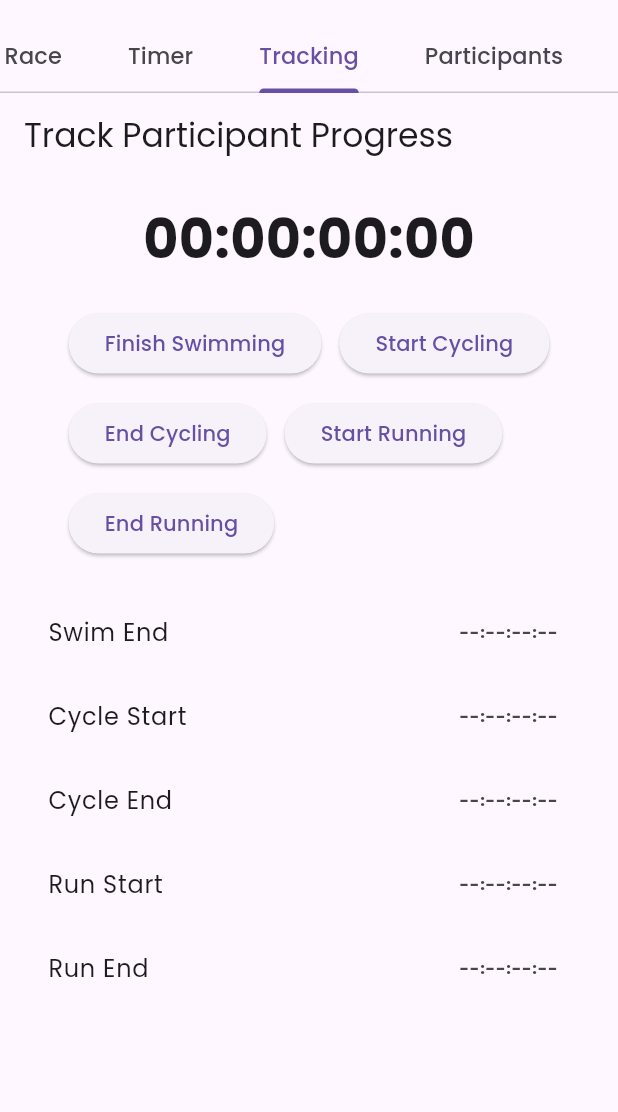
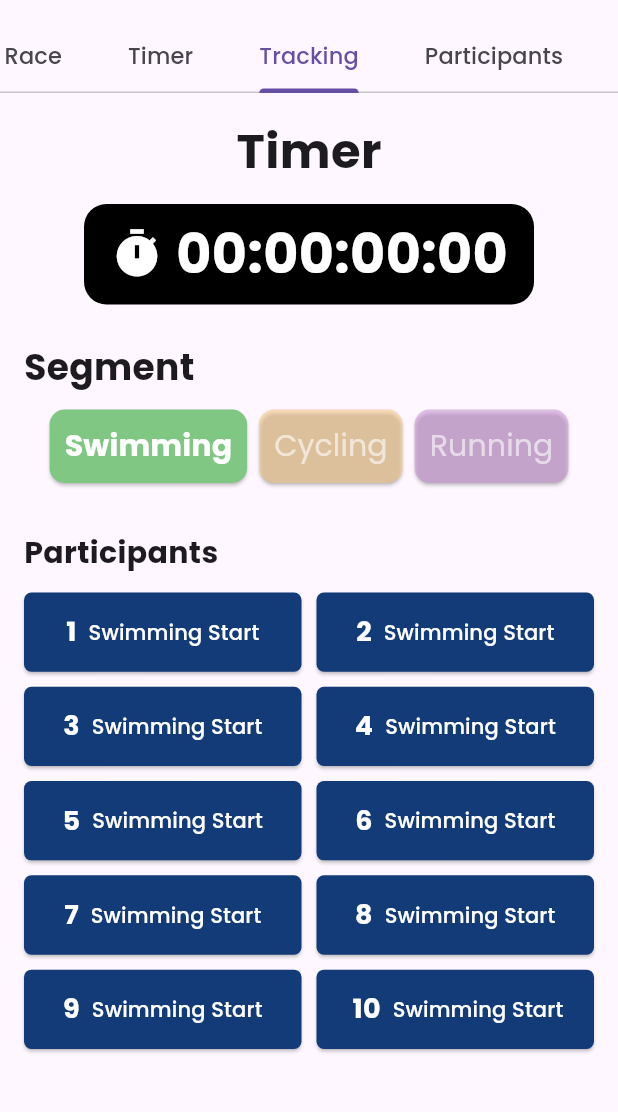
Before and after one commit to nangdypanhar/flutter-project, a Flutter app: the screen it shows after launch, tab 3 chosen, on a phone screen of 412 x 824 dp, the part 63-1175 px from its top. Run offline on Flutter 3.47's test engine with Material 3 defaults, Android fonts, the phone set to English and light mode, and no system bars.

Commit message:
tracker list screen is finished

```diff
--- a/lib/widgets/time_tracker_screen.dart
+++ b/lib/widgets/time_tracker_screen.dart
@@ -12,82 +12,180 @@ class ParticipantProgressScreen extends StatefulWidget {
 
 class _ParticipantProgressScreenState extends State<ParticipantProgressScreen> {
   final Map<String, Duration> stageTimestamps = {};
+  String currentSegment = "Swimming";
+  String? selectedParticipant;
 
-  void _recordStage(String stage) {
+  void _recordStage(String segment) {
+    if (selectedParticipant == null) {
+      ScaffoldMessenger.of(context).showSnackBar(
+        const SnackBar(content: Text("Please select a participant first")),
+      );
+      return;
+    }
+
     final current = TimerService().elapsed.value;
+
     setState(() {
-      stageTimestamps[stage] = current;
+      currentSegment = segment;
+      stageTimestamps["${segment} End"] = current;
     });
   }
 
-  Widget _buildStageRow(String stage) {
-    final time = stageTimestamps[stage];
-    return ListTile(
-      title: Text(stage),
-      trailing: Text(
-        time != null
-            ? formatDuration(time)
-            : "--:--:--:--",
-        style: const TextStyle(fontWeight: FontWeight.bold),
+// Inside _ParticipantProgressScreenState:
+
+// Function to get the text style for each segment based on the current selection
+TextStyle _getSegmentTextStyle(String segment) {
+  return currentSegment == segment
+      ? const TextStyle(fontSize: 20, fontWeight: FontWeight.bold, color: Colors.white)
+      : const TextStyle(fontSize: 20, fontWeight: FontWeight.normal, color: Colors.white60);
+}
+
+// Updated segment button factory:
+Widget _segmentButton(String label, Color color, VoidCallback onPressed) {
+  final bool isSelected = label == currentSegment;
+
+  return ElevatedButton(
+    style: ElevatedButton.styleFrom(
+      backgroundColor: isSelected ? color.withOpacity(1.0) : color.withOpacity(0.5),
+      shape: RoundedRectangleBorder(borderRadius: BorderRadius.circular(10)),
+      padding: isSelected
+          ? const EdgeInsets.symmetric(vertical: 10.0, horizontal: 10.0)
+          : const EdgeInsets.symmetric(vertical: 10.0, horizontal: 10.0),
     ),
+    onPressed: onPressed,
+    child: Text(label, style: _getSegmentTextStyle(label)),
   );
 }
+
 
   @override
   Widget build(BuildContext context) {
     return Scaffold(
-      appBar: AppBar(title: const Text("Track Participant Progress")),
       body: Padding(
         padding: const EdgeInsets.all(16.0),
         child: Column(
+          crossAxisAlignment: CrossAxisAlignment.center,
           children: [
-            // Live timer at the top
+            const Text(
+              "Timer",
+              style: TextStyle(fontSize: 32, fontWeight: FontWeight.bold),
+            ),
+            const SizedBox(height: 12),
             ValueListenableBuilder<Duration>(
               valueListenable: TimerService().elapsed,
               builder: (context, duration, child) {
-                return Text(
+                return Container(
+                  padding: const EdgeInsets.all(8.0),
+                  width: 300,
+                  decoration: BoxDecoration(
+                    color: Colors.black,
+                    borderRadius: BorderRadius.circular(15.0),
+                  ),
+                  child: Center(
+                    child: Row(
+                      mainAxisSize: MainAxisSize.min,
+                      children: [
+                        const Icon(Icons.timer, color: Colors.white, size: 36),
+                        const SizedBox(width: 8),
+                        Text(
                           formatDuration(duration),
                           style: const TextStyle(
                             fontSize: 36,
                             fontWeight: FontWeight.bold,
+                            color: Colors.white,
+                          ),
+                        ),
+                      ],
+                    ),
                   ),
                 );
               },
             ),
-            const SizedBox(height: 20),
-            // Progress recording buttons
-            Wrap(
-              spacing: 12,
-              runSpacing: 12,
+            const SizedBox(height: 24),
+            const Align(
+              alignment: Alignment.centerLeft,
+              child: Text(
+                'Segment',
+                style: TextStyle(fontSize: 24, fontWeight: FontWeight.bold),
+              ),
+            ),
+            const SizedBox(height: 12),
+            Row(
+              mainAxisAlignment: MainAxisAlignment.center,
               children: [
-                ElevatedButton(
-                    onPressed: () => _recordStage("Swim End"),
-                    child: const Text("Finish Swimming")),
-                ElevatedButton(
-                    onPressed: () => _recordStage("Cycle Start"),
-                    child: const Text("Start Cycling")),
-                ElevatedButton(
-                    onPressed: () => _recordStage("Cycle End"),
-                    child: const Text("End Cycling")),
-                ElevatedButton(
-                    onPressed: () => _recordStage("Run Start"),
-                    child: const Text("Start Running")),
-                ElevatedButton(
-                    onPressed: () => _recordStage("Run End"),
-                    child: const Text("End Running")),
+                _segmentButton(
+                  "Swimming",
+                  Colors.green.shade300,
+                  () => _recordStage("Swimming"),
+                ),
+                const SizedBox(width: 8),
+                _segmentButton(
+                  "Cycling",
+                  Colors.orange.shade200,
+                  () => _recordStage("Cycling"),
+                ),
+                const SizedBox(width: 8),
+                _segmentButton(
+                  "Running",
+                  Colors.purple.shade200,
+                  () => _recordStage("Running"),
+                ),
               ],
             ),
-            const SizedBox(height: 20),
-            // Display timestamps
+            Padding(
+              padding: const EdgeInsets.symmetric(vertical: 16),
+            ),
+            const Align(
+              alignment: Alignment.centerLeft,
+              child: Text(
+                'Participants',
+                style: TextStyle(fontSize: 20, fontWeight: FontWeight.bold),
+              ),
+            ),
+            const SizedBox(height: 12),
             Expanded(
-              child: ListView(
+              child: GridView.builder(
+                itemCount: 10, // Change to your actual participant count
+                gridDelegate: const SliverGridDelegateWithFixedCrossAxisCount(
+                  crossAxisCount: 2,
+                  childAspectRatio: 3.5,
+                  crossAxisSpacing: 10,
+                  mainAxisSpacing: 10,
+                ),
+                itemBuilder: (context, index) {
+                  final number = index + 1;
+                  return ElevatedButton(
+                    style: ElevatedButton.styleFrom(
+                      backgroundColor: const Color(0xFF123B77),
+                      shape: RoundedRectangleBorder(
+                        borderRadius: BorderRadius.circular(5),
+                      ),
+                    ),
+                    onPressed: () {
+                      setState(() {
+                        selectedParticipant = '$number';
+                      });
+                    },
+                    child: Row(
+                      mainAxisAlignment: MainAxisAlignment.center,
                       children: [
-                  _buildStageRow("Swim End"),
-                  _buildStageRow("Cycle Start"),
-                  _buildStageRow("Cycle End"),
-                  _buildStageRow("Run Start"),
-                  _buildStageRow("Run End"),
+                        Text(
+                          '$number',
+                          style: const TextStyle(
+                            fontSize: 18,
+                            fontWeight: FontWeight.bold,
+                            color: Colors.white,
+                          ),
+                        ),
+                        const SizedBox(width: 8),
+                        Text(
+                          '$currentSegment Start',
+                          style: const TextStyle(fontSize: 14, color: Colors.white),
+                        ),
                       ],
+                    ),
+                  );
+                },
               ),
             ),
           ],
```
Lines whose indentation alone changed are shown as unchanged.
